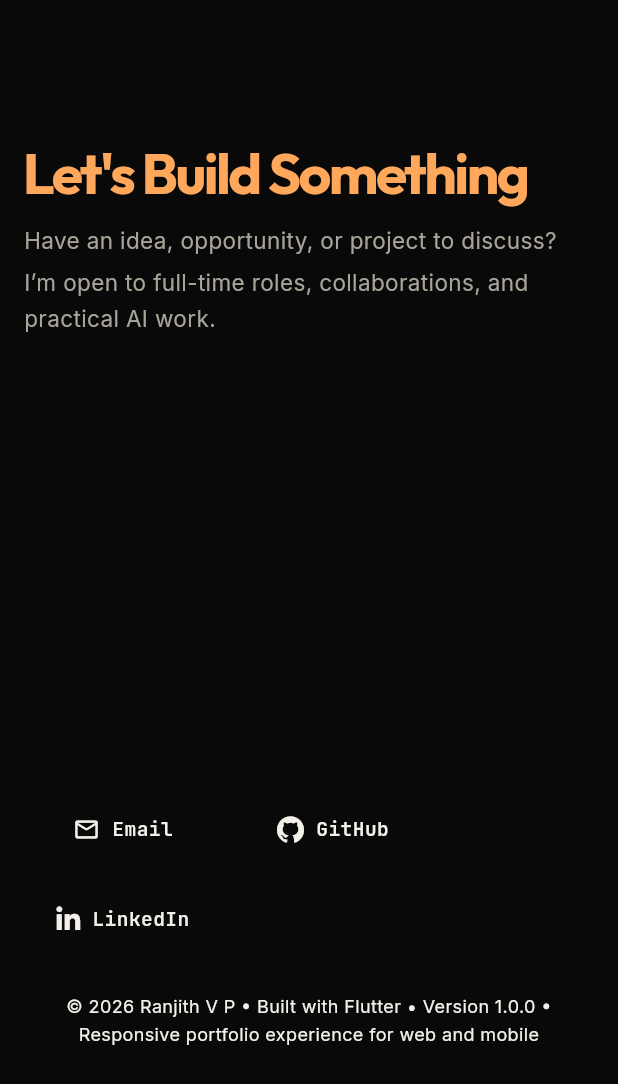
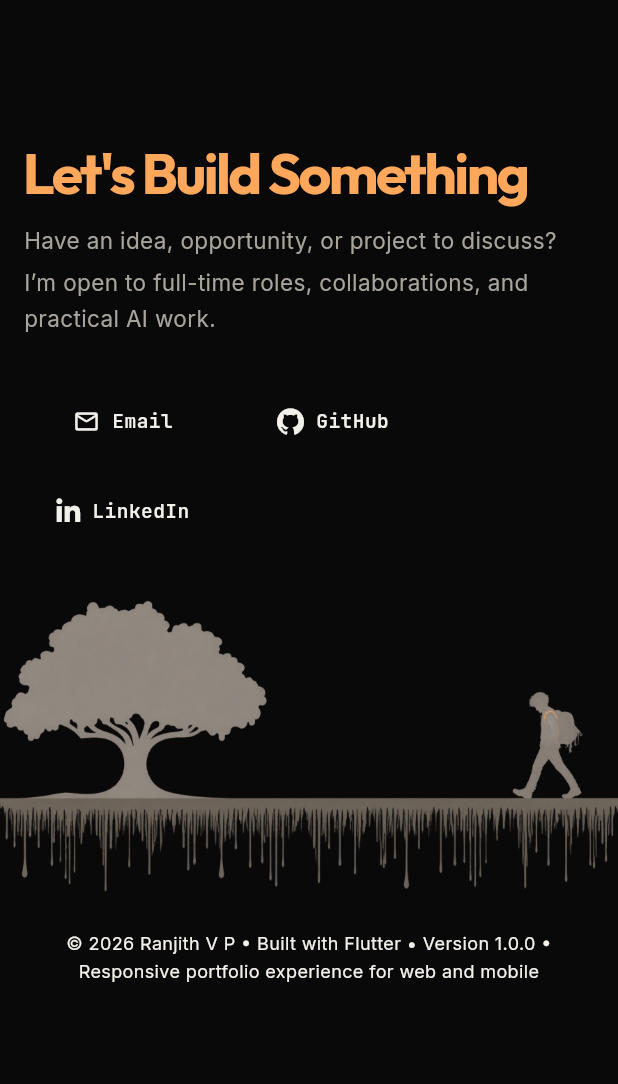
Before and after one commit to Ranji-07/blog_me_07, a Flutter app: the ContactScreen widget shown alone on an empty page, opened directly, on a phone screen of 412 x 824 dp. Shown: the top 1084 px of the screen. Run offline on Flutter 3.47's test engine with Material 3 defaults, Android fonts, the phone set to English and light mode, and no system bars; our stand-ins replace flutter_svg, font_awesome_flutter, google_fonts; missing offline and left inert: dart:html, dart:js_interop, dart:js_util; accounts and stored records are empty.

Commit message:
adding image to contack screen

```diff
--- a/frontend/lib/common/loading/section_skeletons.dart
+++ b/frontend/lib/common/loading/section_skeletons.dart
@@ -233,8 +233,7 @@ class WorkSectionSkeleton extends StatelessWidget {
   }
 }
 
-/// Mirrors the Contact section, including its reserved desktop half and the
-/// mobile gap that keeps actions near the fold.
+/// Reserve the same contact columns and full-width illustration while loading.
 class ContactSectionSkeleton extends StatelessWidget {
   const ContactSectionSkeleton({super.key});
 
@@ -271,25 +270,27 @@ class ContactSectionSkeleton extends StatelessWidget {
                     animation: shimmer),
             ],
           ),
-          const SizedBox(height: AppSpacing.lg),
-          ShimmerBox(width: 280, height: 13, animation: shimmer),
         ],
       );
-      Widget body = isMobile
-          ? Column(
+      Widget body = LayoutBuilder(builder: (context, constraints) {
+        if (isMobile || constraints.maxWidth < 880) {
+          return Column(
             crossAxisAlignment: CrossAxisAlignment.start,
             children: [
               intro,
               const SizedBox(height: AppSpacing.xl),
-                const SizedBox(height: 240),
-                const SizedBox(height: AppSpacing.xl),
               actions,
             ],
-            )
-          : Row(
+          );
+        }
+        return Row(
           crossAxisAlignment: CrossAxisAlignment.center,
           children: [
-                const Expanded(flex: 12, child: SizedBox(height: 420)),
+            Expanded(
+                flex: 12,
+                child: Center(
+                    child: ShimmerBox(
+                        width: 420, height: 420, animation: shimmer))),
             const SizedBox(width: AppSpacing.xxl),
             Expanded(
               flex: 10,
@@ -307,10 +308,14 @@ class ContactSectionSkeleton extends StatelessWidget {
             ),
           ],
         );
-      // Matches the real page geometry so the skeleton is not full-bleed.
+      });
       return SafeArea(
         top: false,
-        child: Padding(
+        left: false,
+        right: false,
+        child:
+            Column(crossAxisAlignment: CrossAxisAlignment.stretch, children: [
+          Padding(
             padding: EdgeInsets.fromLTRB(padding, isMobile ? 96 : 128, padding,
                 isMobile ? AppSpacing.xl : AppSpacing.xxl),
             child: Center(
@@ -320,6 +325,26 @@ class ContactSectionSkeleton extends StatelessWidget {
               ),
             ),
           ),
+          LayoutBuilder(
+              builder: (context, constraints) => AspectRatio(
+                    aspectRatio: constraints.maxWidth < 600 ? 2 : 3,
+                    child: ShimmerBox(
+                        width: double.infinity,
+                        height: double.infinity,
+                        radius: 0,
+                        animation: shimmer),
+                  )),
+          Padding(
+              padding: EdgeInsets.fromLTRB(
+                  padding,
+                  AppSpacing.md,
+                  padding,
+                  (isMobile ? AppSpacing.xl : AppSpacing.xxl) +
+                      MediaQuery.viewInsetsOf(context).bottom),
+              child: Center(
+                  child:
+                      ShimmerBox(width: 280, height: 13, animation: shimmer))),
+        ]),
       );
     });
   }
--- a/frontend/lib/screens/contact_page.dart
+++ b/frontend/lib/screens/contact_page.dart
@@ -79,12 +79,17 @@ class _ContactScreenState extends State<ContactScreen> {
           final content = snapshot.data!;
           return SafeArea(
             top: false,
-            child: Padding(
+            left: false,
+            right: false,
+            child: Column(
+                crossAxisAlignment: CrossAxisAlignment.stretch,
+                children: [
+                  Padding(
                     padding: EdgeInsets.fromLTRB(
                       padding,
                       isMobile ? 96 : 128,
                       padding,
-                (isMobile ? AppSpacing.xl : AppSpacing.xxl) + bottomInset,
+                      isMobile ? AppSpacing.xl : AppSpacing.xxl,
                     ),
                     child: Center(
                       child: ConstrainedBox(
@@ -98,12 +103,22 @@ class _ContactScreenState extends State<ContactScreen> {
                                     isMobile: true,
                                   ),
                                   const SizedBox(height: AppSpacing.xl),
-                            const SizedBox(height: 240),
-                            const SizedBox(height: AppSpacing.xl),
                                   _ContactActions(content: content),
                                 ],
                               )
                             : LayoutBuilder(builder: (context, constraints) {
+                                if (constraints.maxWidth < 880) {
+                                  return Column(
+                                      crossAxisAlignment:
+                                          CrossAxisAlignment.start,
+                                      children: [
+                                        _ContactIntro(
+                                            titleSize: titleSize,
+                                            isMobile: false),
+                                        const SizedBox(height: AppSpacing.xl),
+                                        _ContactActions(content: content),
+                                      ]);
+                                }
                                 // The right column keeps its designed 420px stance
                                 // while it is wide enough for the contact links to
                                 // pair up two per row. Narrower desktop widths
@@ -111,14 +126,16 @@ class _ContactScreenState extends State<ContactScreen> {
                                 // three rows tall, so the column sizes naturally
                                 // there instead of clipping.
                                 final rightWidth =
-                              (constraints.maxWidth - AppSpacing.xxl) * 10 / 22;
+                                    (constraints.maxWidth - AppSpacing.xxl) *
+                                        10 /
+                                        22;
                                 final roomy = rightWidth >= 400;
                                 return Row(
                                   crossAxisAlignment: CrossAxisAlignment.center,
                                   children: [
                                     const Expanded(
                                       flex: 12,
-                                child: SizedBox(height: 420),
+                                      child: _ContactKeyboard(),
                                     ),
                                     const SizedBox(width: AppSpacing.xxl),
                                     Expanded(
@@ -135,7 +152,8 @@ class _ContactScreenState extends State<ContactScreen> {
                                                     isMobile: false,
                                                   ),
                                                   const Spacer(),
-                                            _ContactActions(content: content),
+                                                  _ContactActions(
+                                                      content: content),
                                                 ],
                                               ),
                                             )
@@ -148,7 +166,8 @@ class _ContactScreenState extends State<ContactScreen> {
                                                   isMobile: false,
                                                 ),
                                                 const SizedBox(height: 48),
-                                          _ContactActions(content: content),
+                                                _ContactActions(
+                                                    content: content),
                                               ],
                                             ),
                                     ),
@@ -158,11 +177,75 @@ class _ContactScreenState extends State<ContactScreen> {
                       ),
                     ),
                   ),
+                  const _ContactLandscape(),
+                  Padding(
+                      padding: EdgeInsets.fromLTRB(
+                          padding,
+                          AppSpacing.md,
+                          padding,
+                          (isMobile ? AppSpacing.xl : AppSpacing.xxl) +
+                              bottomInset),
+                      child: ContactFooterLine(
+                        ownerName: content.ownerName,
+                        buildYear: content.buildYear,
+                        builtWith: content.builtWith,
+                        appVersion: content.appVersion,
+                        note: content.footerNote,
+                      )),
+                ]),
           );
         },
       ),
     );
   }
+}
+
+class _ContactKeyboard extends StatelessWidget {
+  const _ContactKeyboard();
+
+  @override
+  Widget build(BuildContext context) => ExcludeSemantics(
+          child: IgnorePointer(
+        child: Center(
+          child: SizedBox.square(
+              dimension: 420,
+              child: ShaderMask(
+                blendMode: BlendMode.dstIn,
+                shaderCallback: (bounds) => const RadialGradient(
+                  radius: .72,
+                  colors: [Colors.white, Colors.white, Colors.transparent],
+                  stops: [0, .65, 1],
+                ).createShader(bounds),
+                child: Image.asset('assets/about_keyboard_orange.png',
+                    fit: BoxFit.contain, excludeFromSemantics: true),
+              )),
+        ),
+      ));
+}
+
+/// Full-width artwork is outside the contact copy's padded content column.
+class _ContactLandscape extends StatelessWidget {
+  const _ContactLandscape();
+
+  @override
+  Widget build(BuildContext context) =>
+      LayoutBuilder(builder: (context, constraints) {
+        final compact = constraints.maxWidth < 600;
+        return ExcludeSemantics(
+            child: IgnorePointer(
+                child: RepaintBoundary(
+          child: AspectRatio(
+            aspectRatio: compact ? 2 : 3,
+            child: Image.asset(
+                compact
+                    ? 'assets/contact_tree_traveller_mobile.png'
+                    : 'assets/contact_tree_traveller_desktop.png',
+                width: double.infinity,
+                fit: BoxFit.contain,
+                excludeFromSemantics: true),
+          ),
+        )));
+      });
 }
 
 class _ContactIntro extends StatelessWidget {
@@ -220,14 +303,6 @@ class _ContactActions extends StatelessWidget {
           showLabels: true,
           alignment: WrapAlignment.start,
         ),
-        const SizedBox(height: AppSpacing.lg),
-        ContactFooterLine(
-          ownerName: content.ownerName,
-          buildYear: content.buildYear,
-          builtWith: content.builtWith,
-          appVersion: content.appVersion,
-          note: content.footerNote,
-        ),
       ],
     );
   }
```
Also changed, not shown: 1 other file. Lines whose indentation alone changed are shown as unchanged.
